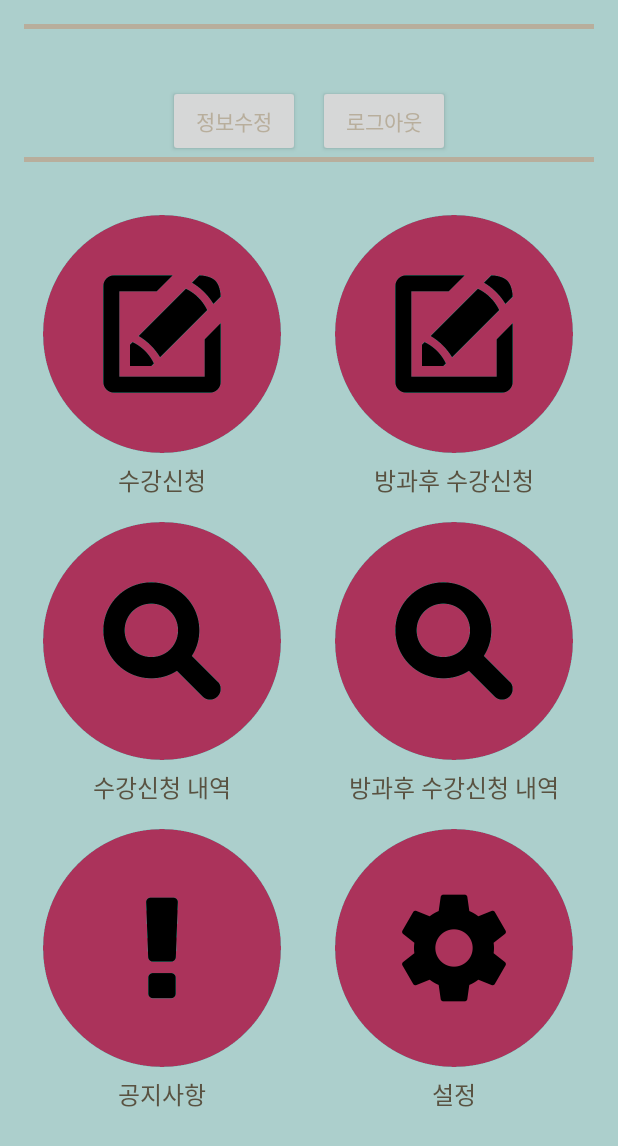
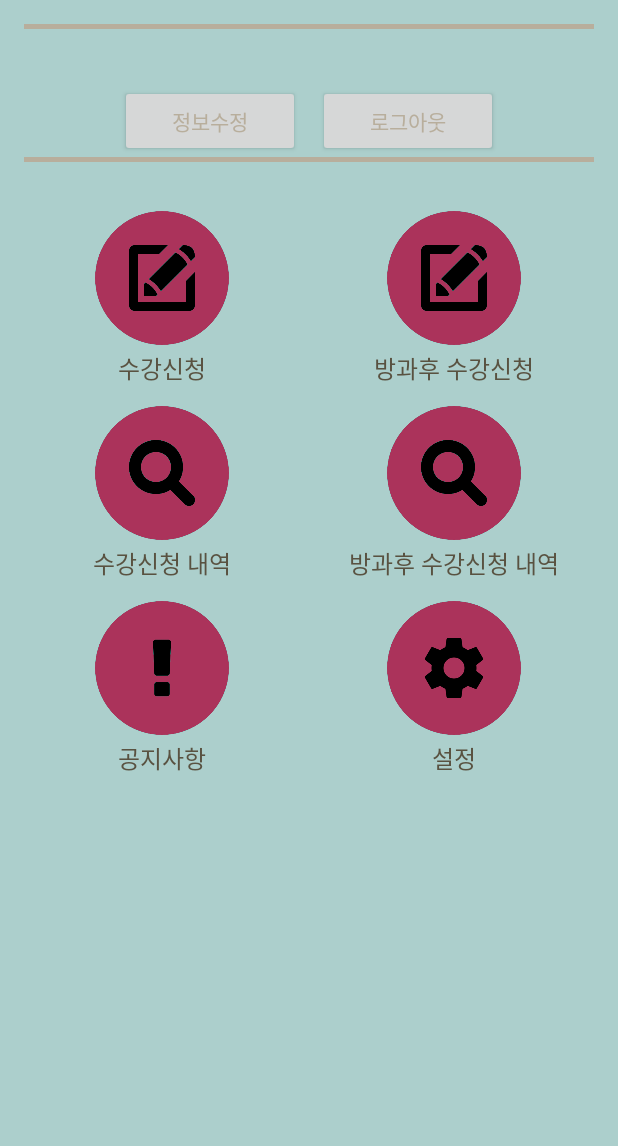
Before and after one commit to 6unpk/HwajungHighSchoolApply-Client, an Android app: the MainSelection screen opened directly, with no data from a screen before it, after a tap on "로그아웃", on a phone screen of 412 x 824 dp. Shown: the top 1146 px of the screen. Run offline under Robolectric (Android 15) with nearby library versions, the phone set to English and light mode, and no system bars; plain views replace FButton; 2 statements that could not run were skipped.

Commit message:
화정고 수강신청 앱 1.0

```diff
--- a/Documents/HwajungHighSchoolApply/app/src/main/AndroidManifest.xml
+++ b/Documents/HwajungHighSchoolApply/app/src/main/AndroidManifest.xml
@@ -6,7 +6,6 @@
 
     <uses-permission android:name="android.permission.INTERNET" />
     <uses-permission android:name="android.permission.ACCESS_NETWORK_STATE" />
-    <uses-permission android:name="android.permission.WRITE_EXTERNAL_STORAGE" />
     <uses-permission android:name="android.permission.WRITE_EXTERNAL_STORAGE" />
     <uses-permission android:name="android.permission.RECEIVE_BOOT_COMPLETED" />
 
--- a/Documents/HwajungHighSchoolApply/app/src/main/java/parkjunu/apply/com/hwajunghighschoolapply/MainSelection.java
+++ b/Documents/HwajungHighSchoolApply/app/src/main/java/parkjunu/apply/com/hwajunghighschoolapply/MainSelection.java
@@ -42,19 +42,19 @@ public class MainSelection extends AppCompatActivity {
     static String name;
     static String driverNum;
     Boolean isLogOutFinished = false;
+    final String HOST_LOGOUT_ADDRESS ="http://45.32.52.41:5000/logout";
     TextView userName;
     Button logOut;
     Button infoEdit;
+    Thread logOutThread;
 
     GridView gridView;
     GridAdapter gridAdapter;
     List<String> gridTitle;
     List<Drawable> gridImage;
-    ProgressDialog dialog;
+    ProgressDialog progressDialog;
 
-    // TODO: 2017-05-07 HTTP 통신 전에 반드시 네트워크 체크 과정 넣기
     // TODO: 2017-05-07 서버와 통신이 안되는 경우 Connection Time Out 설정 하기
-    // TODO: 2017-05-13
 
     @Override
     protected void onCreate(Bundle savedInstanceState) {
@@ -65,21 +65,63 @@ public class MainSelection extends AppCompatActivity {
         infoEdit = (Button)findViewById(R.id.info_edit);
         name = "이름:"+getIntent().getExtras().getString("user_name");
         driverNum = getIntent().getExtras().getString("driver_num");
-        dialog = new ProgressDialog(MainSelection.this);
+        progressDialog = new ProgressDialog(MainSelection.this);
         userName.setText(name);
+        progressDialog.setMessage("로그 아웃 중입니다.");
+        progressDialog.setCancelable(false);
+        progressDialog.setProgressStyle(ProgressDialog.STYLE_SPINNER);
+
+        // 로그 아웃을 진행하는 스레드
+        logOutThread = new Thread(new Runnable() {
+            @Override
+            public void run() {
+                try {
+                    URL url;
+                    url = new URL(HOST_LOGOUT_ADDRESS);
+                    HttpClient httpClient = new DefaultHttpClient();
+                    HttpPost httpPost = new HttpPost();
+                    httpPost.setURI(url.toURI());
+
+                    ArrayList<NameValuePair> post = new ArrayList<>(1);
+                    post.add(new BasicNameValuePair("driver_num", driverNum));
+
+                    httpPost.setEntity(new UrlEncodedFormEntity(post));
+
+                    HttpResponse httpResponse = httpClient.execute(httpPost);
+                    String response = EntityUtils.toString(httpResponse.getEntity(), HTTP.UTF_8);
+                    if(response.equals("Logout")) {
+                        isLogOutFinished = true;
+                    }
+
+                }catch (Exception e){
+                    e.printStackTrace();
+                    Log.e("error", "" +e );
+                    progressDialog.dismiss();
+                }
+            }
+        });
 
         logOut.setOnClickListener(new View.OnClickListener() {
             @Override
             public void onClick(View v) {
-                try {
-                    while (new LogOut().execute().get()) {
-                        dialog.dismiss();
+                if (NetworkConnection())
+                    try {
+                        progressDialog.show();
+                        logOutThread.start();
+                        logOutThread.join();
+                        if(!isLogOutFinished) {
+                            progressDialog.dismiss();
+                            return;
+                        }
+                        progressDialog.dismiss();
                         finish();
+                    }catch (Exception e){
+                        e.printStackTrace();
+                        Log.e("error",""+e);
+                        progressDialog.dismiss();
                     }
-                }catch (Exception e){
-                    e.printStackTrace();
-                    Log.e("error",""+e);
-                }
+                else
+                    Toast.makeText(getApplicationContext(), "인터넷 연결을 확인해 주세요.", Toast.LENGTH_SHORT).show();
             }
         });
 
@@ -152,63 +194,9 @@ public class MainSelection extends AppCompatActivity {
 
     }
 
-    private class LogOut extends AsyncTask<Boolean, Void, Boolean>{
-        final String HOST_LOGOUT_ADDRESS ="http://45.32.52.41:5000/logout";
-        URL url;
-
-        public LogOut(){
-            dialog.setMessage("로그 아웃 중입니다.");
-            dialog.setCancelable(false);
-            dialog.setProgressStyle(ProgressDialog.STYLE_SPINNER);
-
-        }
-
-        @Override
-        protected void onPreExecute() {
-            super.onPreExecute();
-            dialog.show();
-        }
-
-        @Override
-        protected Boolean doInBackground(Boolean... booleen ){
-            try {
-                url = new URL(HOST_LOGOUT_ADDRESS);
-                HttpClient httpClient = new DefaultHttpClient();
-                HttpPost httpPost = new HttpPost();
-                httpPost.setURI(url.toURI());
-
-                ArrayList<NameValuePair> post = new ArrayList<>(1);
-                post.add(new BasicNameValuePair("driver_num", driverNum));
-
-                httpPost.setEntity(new UrlEncodedFormEntity(post));
-
-                HttpResponse httpResponse = httpClient.execute(httpPost);
-                String response = EntityUtils.toString(httpResponse.getEntity(), HTTP.UTF_8);
-                if(response.equals("Logout")) {
-                    isLogOutFinished = true;
-                    return true;
-                }
-
-            }catch (Exception e){
-                e.printStackTrace();
-                Log.e("error", "" +e );
-                dialog.dismiss();
-                return false;
-            }
-            return false;
-        }
-
-        @Override
-        protected void onPostExecute(Boolean aVoid) {
-            Toast.makeText(getApplicationContext(), "로그 아웃 되었습니다.", Toast.LENGTH_LONG).show();
-            super.onPostExecute(aVoid);
-        }
-    }
-
     @Override
     public void onBackPressed() {
         // 뒤로 가기 눌렀을시
-        super.onBackPressed();
         new AlertDialog.Builder(MainSelection.this)
                 .setTitle("로그아웃")
                 .setMessage("로그아웃 하시겠습니까?")
@@ -221,24 +209,33 @@ public class MainSelection extends AppCompatActivity {
                 .setPositiveButton("예", new DialogInterface.OnClickListener() {
                     @Override
                     public void onClick(DialogInterface dialog, int which) {
-                        try {
-                            while (new LogOut().execute().get()) {
-                                dialog.dismiss();
+                        if(NetworkConnection()) {
+                            try {
+                                progressDialog.show();
+                                logOutThread.start();
+                                logOutThread.join();
+                                if (!isLogOutFinished) {
+                                    progressDialog.dismiss();
+                                    return;
+                                }
+                                progressDialog.dismiss();
                                 finish();
+                            } catch (Exception e) {
+                                e.printStackTrace();
+                                Log.e("error", "" + e);
+                                progressDialog.dismiss();
                             }
-                        }catch (Exception e){
-                            e.printStackTrace();
-                            Log.e("error",""+e);
-                        }
+                        }else
+                            Toast.makeText(getApplicationContext(), "인터넷 연결을 확인해 주세요.", Toast.LENGTH_SHORT).show();
                     }
                 })
                 .show();
+        super.onBackPressed();
     }
 
     @Override
     protected void onDestroy() {
-        // 종료 되기 직전에
-        new LogOut().execute();
+        // TODO: 2017-06-07 종료되기 직전에 로그아웃 구현
         super.onDestroy();
     }
 
--- a/Documents/HwajungHighSchoolApply/app/src/main/res/layout/activity_apply_table.xml
+++ b/Documents/HwajungHighSchoolApply/app/src/main/res/layout/activity_apply_table.xml
@@ -33,6 +33,7 @@
         </LinearLayout>
         <TableLayout
             android:id="@+id/table"
+            android:background="@color/background"
             android:stretchColumns="*"
             android:layout_width="match_parent"
             android:layout_height="match_parent"
--- a/Documents/HwajungHighSchoolApply/app/src/main/res/layout/activity_login.xml
+++ b/Documents/HwajungHighSchoolApply/app/src/main/res/layout/activity_login.xml
@@ -65,7 +65,7 @@
                     android:layout_gravity = "center|center_horizontal"
                     android:layout_margin="1dp"
                     android:maxEms="20"
-                    android:singleLine="true"
+                    android:maxLines="1"
                     android:id="@+id/user_id"
                     />
 
@@ -80,8 +80,8 @@
                     android:layout_margin="1dp"
                     android:maxEms="20"
                     android:imeOptions="actionGo"
-                    android:singleLine="true"
-                    android:password="true"
+                    android:maxLines="1"
+                    android:inputType="textPassword"
                     android:id="@+id/password"
                     />
 
--- a/Documents/HwajungHighSchoolApply/app/src/main/res/layout/activity_main_selection.xml
+++ b/Documents/HwajungHighSchoolApply/app/src/main/res/layout/activity_main_selection.xml
@@ -43,7 +43,14 @@
                 android:layout_height="wrap_content"
                 android:layout_gravity="center"
                 android:gravity="center"
+                android:weightSum="6"
                 android:orientation="horizontal">
+                <Button
+                    android:layout_width="wrap_content"
+                    android:layout_height="wrap_content"
+                    android:visibility="gone"
+                    android:layout_weight="1"
+                    />
                 <info.hoang8f.widget.FButton
                     android:layout_width="wrap_content"
                     android:layout_height="wrap_content"
@@ -54,6 +61,8 @@
                     app:buttonColor="@color/colorPrimaryDark"
                     app:shadowHeight="0dp"
                     app:cornerRadius="2dp"
+                    android:textSize="14dp"
+                    android:layout_weight="1"
                     android:text="정보수정"/>
                 <info.hoang8f.widget.FButton
                     android:layout_width="wrap_content"
@@ -64,8 +73,17 @@
                     app:buttonColor="@color/colorPrimaryDark"
                     android:textColor="@color/divide"
                     android:padding="6dp"
+                    android:layout_weight="1"
+                    android:textSize="14dp"
                     android:layout_marginLeft="6dp"
                     android:text="로그아웃"/>
+                <Button
+                    android:layout_width="wrap_content"
+                    android:layout_height="wrap_content"
+                    android:text=""
+                    android:layout_weight="1"
+                    android:visibility="gone"
+                    />
             </LinearLayout>
         </LinearLayout>
 
--- a/Documents/HwajungHighSchoolApply/app/src/main/res/layout/grid_item.xml
+++ b/Documents/HwajungHighSchoolApply/app/src/main/res/layout/grid_item.xml
@@ -5,8 +5,8 @@
     <ImageView
         android:id="@+id/grid_image"
         android:layout_gravity="center"
-        android:layout_width="256px"
-        android:layout_height="256px" />
+        android:layout_width="96dp"
+        android:layout_height="96dp" />
     <TextView
         android:id="@+id/grid_text"
         android:layout_width="wrap_content"
--- a/Documents/HwajungHighSchoolApply/app/src/main/res/layout/list_view_apply_list_layout.xml
+++ b/Documents/HwajungHighSchoolApply/app/src/main/res/layout/list_view_apply_list_layout.xml
@@ -7,7 +7,7 @@
         android:layout_height="wrap_content"
         android:id="@+id/column1"
         android:padding="4dp"
-        android:textSize="16dp"
-        android:layout_margin="4dp"
+        android:textSize="20dp"
+        android:layout_margin="8dp"
         />
 </LinearLayout>
```
Also changed, not shown: Documents/HwajungHighSchoolApply/app/src/main/java/parkjunu/apply/com/hwajunghighschoolapply/Apply.java (+25 -12 lines), Documents/HwajungHighSchoolApply/app/src/main/java/parkjunu/apply/com/hwajunghighschoolapply/ApplyHistory.java (+22 -3 lines), Documents/HwajungHighSchoolApply/app/src/main/java/parkjunu/apply/com/hwajunghighschoolapply/ApplyTable.java (+56 -57 lines), Documents/HwajungHighSchoolApply/app/src/main/java/parkjunu/apply/com/hwajunghighschoolapply/LoginActivity.java (+10 -6 lines), Documents/HwajungHighSchoolApply/app/src/main/java/parkjunu/apply/com/hwajunghighschoolapply/SchoolFoodNotice.java (+6 -8 lines).
